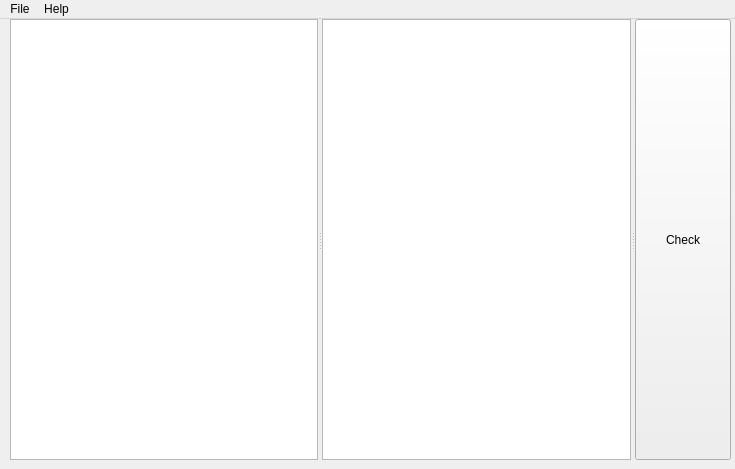
Above: 3_sem/kr/kr_AVL_tree/mainwindow.ui from VeselAbaya/Labs before the change. Below: the same form after it.
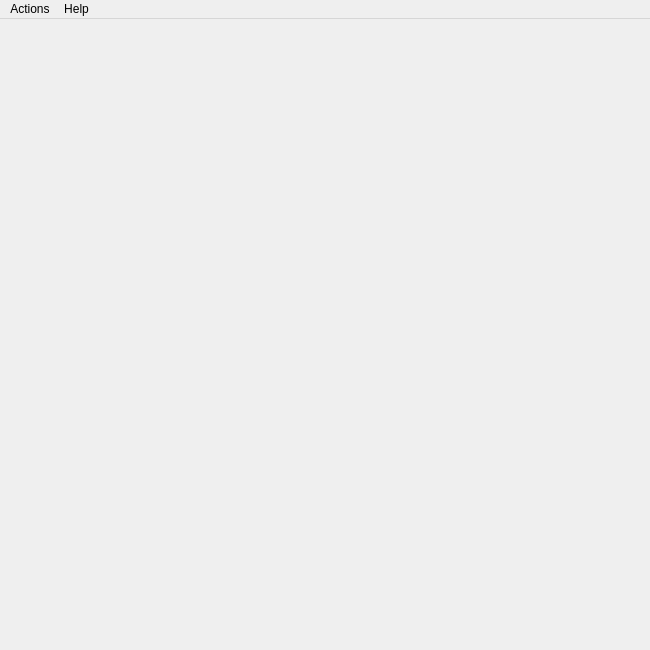
That is the form after the change.

What changed in the file:
```diff
--- a/3_sem/kr/kr_AVL_tree/mainwindow.ui
+++ b/3_sem/kr/kr_AVL_tree/mainwindow.ui
@@ -6,58 +6,36 @@
    <rect>
     <x>0</x>
     <y>0</y>
-    <width>735</width>
-    <height>469</height>
+    <width>650</width>
+    <height>650</height>
    </rect>
   </property>
   <property name="windowTitle">
    <string>MainWindow</string>
   </property>
-  <widget class="QWidget" name="centralWidget">
-   <widget class="QSplitter" name="splitter">
-    <property name="geometry">
-     <rect>
-      <x>10</x>
-      <y>0</y>
-      <width>721</width>
-      <height>441</height>
-     </rect>
-    </property>
-    <property name="orientation">
-     <enum>Qt::Horizontal</enum>
-    </property>
-    <widget class="QTextEdit" name="input"/>
-    <widget class="QTextEdit" name="output"/>
-    <widget class="QPushButton" name="button">
-     <property name="text">
-      <string>Check</string>
-     </property>
-    </widget>
-   </widget>
-  </widget>
+  <widget class="QWidget" name="centralWidget"/>
   <widget class="QMenuBar" name="menuBar">
    <property name="geometry">
     <rect>
      <x>0</x>
      <y>0</y>
-     <width>735</width>
+     <width>650</width>
      <height>22</height>
     </rect>
    </property>
-   <widget class="QMenu" name="menuFile">
-    <property name="title">
-     <string>File</string>
-    </property>
-    <addaction name="actionOpen"/>
-    <addaction name="actionSave"/>
-   </widget>
    <widget class="QMenu" name="menuHelp">
     <property name="title">
      <string>Help</string>
     </property>
     <addaction name="actionAbout"/>
    </widget>
-   <addaction name="menuFile"/>
+   <widget class="QMenu" name="menuInsert">
+    <property name="title">
+     <string>Actions</string>
+    </property>
+    <addaction name="actionInsert"/>
+   </widget>
+   <addaction name="menuInsert"/>
    <addaction name="menuHelp"/>
   </widget>
   <action name="actionOpen">
```
Left out of the diff: 5 changed lines with no effect on the pictures.
